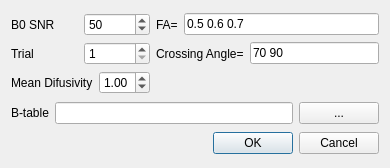
Qt form simulation.ui (frankyeh/DSI-Studio) before a commit.
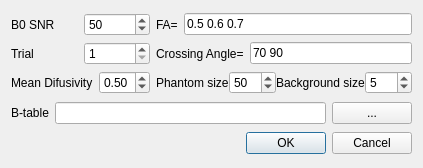
The same form after that commit.

Diff of the .ui file:
```diff
--- a/simulation.ui
+++ b/simulation.ui
@@ -88,7 +88,7 @@
           <double>5.000000000000000</double>
          </property>
          <property name="value">
-          <double>1.000000000000000</double>
+          <double>0.500000000000000</double>
          </property>
         </widget>
        </item>
@@ -130,6 +130,53 @@
        </item>
       </layout>
      </item>
+     <item row="7" column="1">
+      <layout class="QHBoxLayout" name="horizontalLayout_5">
+       <property name="spacing">
+        <number>0</number>
+       </property>
+       <item>
+        <widget class="QLabel" name="label_8">
+         <property name="text">
+          <string>Phantom size</string>
+         </property>
+        </widget>
+       </item>
+       <item>
+        <widget class="QSpinBox" name="phantom_size">
+         <property name="minimum">
+          <number>1</number>
+         </property>
+         <property name="maximum">
+          <number>200</number>
+         </property>
+         <property name="value">
+          <number>50</number>
+         </property>
+        </widget>
+       </item>
+       <item>
+        <widget class="QLabel" name="label_7">
+         <property name="text">
+          <string>Background size</string>
+         </property>
+        </widget>
+       </item>
+       <item>
+        <widget class="QSpinBox" name="background_size">
+         <property name="minimum">
+          <number>1</number>
+         </property>
+         <property name="maximum">
+          <number>100</number>
+         </property>
+         <property name="value">
+          <number>5</number>
+         </property>
+        </widget>
+       </item>
+      </layout>
+     </item>
     </layout>
    </item>
    <item>
```
